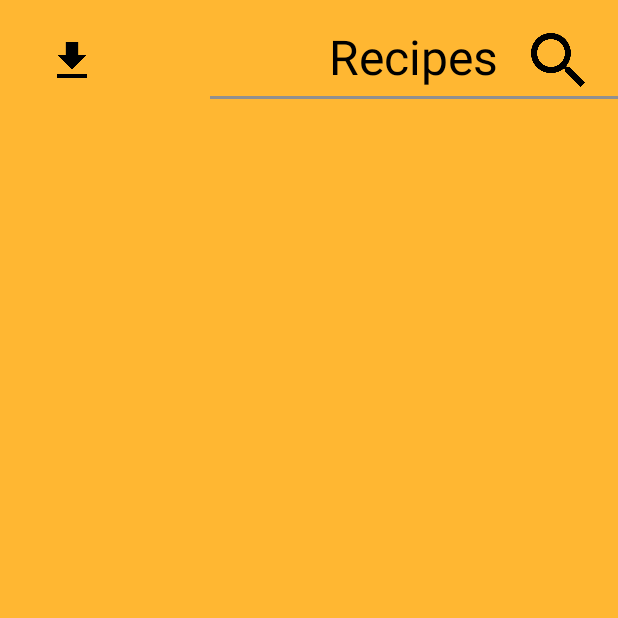
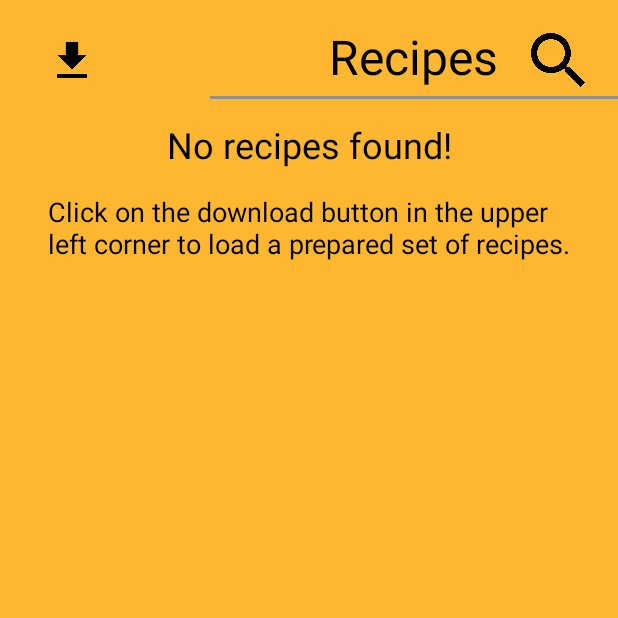
Before and after one commit to Timbogen/Nimax-Cocktails, an Android app: the screen it shows after launch (RecipesActivity), after a tap on "Recipes", on a phone screen of 412 x 824 dp, the top half of it. Run offline under Robolectric (Android 15) with nearby library versions, the phone set to English and light mode, and no system bars.

Commit message:
Recipes Activity -> Added a no recipes notification

```diff
--- a/app/build.gradle
+++ b/app/build.gradle
@@ -5,7 +5,7 @@ android {
     buildToolsVersion "29.0.2"
     defaultConfig {
         applicationId "com.example.nimax_cocktails"
-        minSdkVersion 16
+        minSdkVersion 21
         targetSdkVersion 29
         versionCode 1
         versionName "1.0"
--- a/app/src/main/java/de/nimax/nimax_cocktails/ActivityHelper.java
+++ /dev/null
@@ -1,19 +0,0 @@
-package de.nimax.nimax_cocktails;
-
-import android.app.Activity;
-import android.os.Build;
-
-public class ActivityHelper {
-
-    /**
-     * Method to disable the standard activity transitions
-     * @param activity for which the transitions should be disabled
-     */
-    public static void disableDefaultTransition(Activity activity) {
-        // Deactivate the old transition
-        if (Build.VERSION.SDK_INT >= Build.VERSION_CODES.LOLLIPOP) {
-            activity.getWindow().setEnterTransition(null);
-            activity.getWindow().setExitTransition(null);
-        }
-    }
-}
--- a/app/src/main/java/de/nimax/nimax_cocktails/MenuActivity.java
+++ b/app/src/main/java/de/nimax/nimax_cocktails/MenuActivity.java
@@ -22,7 +22,8 @@ public class MenuActivity extends AppCompatActivity {
         super.onCreate(savedInstanceState);
         setContentView(R.layout.activity_menu);
         // Deactivate the old transition
-        ActivityHelper.disableDefaultTransition(this);
+        getWindow().setEnterTransition(null);
+        getWindow().setExitTransition(null);
     }
 
     /**
--- a/app/src/main/java/de/nimax/nimax_cocktails/StartActivity.java
+++ b/app/src/main/java/de/nimax/nimax_cocktails/StartActivity.java
@@ -5,7 +5,6 @@ import androidx.core.app.ActivityOptionsCompat;
 import androidx.core.util.Pair;
 
 import android.content.Intent;
-import android.os.Build;
 import android.os.Bundle;
 import android.os.Handler;
 import android.view.View;
@@ -25,7 +24,8 @@ public class StartActivity extends AppCompatActivity {
         super.onCreate(savedInstanceState);
         setContentView(R.layout.activity_start);
         // Deactivate the old transition
-        ActivityHelper.disableDefaultTransition(this);
+        getWindow().setEnterTransition(null);
+        getWindow().setExitTransition(null);
         loadRecipes();
         // Show the menu
         Handler handler = new Handler();
--- a/app/src/main/java/de/nimax/nimax_cocktails/drinkers/DrinkersActivity.java
+++ b/app/src/main/java/de/nimax/nimax_cocktails/drinkers/DrinkersActivity.java
@@ -8,7 +8,6 @@ import android.content.Intent;
 import android.os.Bundle;
 import android.view.View;
 
-import de.nimax.nimax_cocktails.ActivityHelper;
 import de.nimax.nimax_cocktails.MenuActivity;
 import com.nimax.nimax_cocktails.R;
 
@@ -19,7 +18,8 @@ public class DrinkersActivity extends AppCompatActivity {
         super.onCreate(savedInstanceState);
         setContentView(R.layout.activity_drinkers);
         // Deactivate the old transition
-        ActivityHelper.disableDefaultTransition(this);
+        getWindow().setEnterTransition(null);
+        getWindow().setExitTransition(null);
     }
 
     /**
--- a/app/src/main/java/de/nimax/nimax_cocktails/mixing/MixingActivity.java
+++ b/app/src/main/java/de/nimax/nimax_cocktails/mixing/MixingActivity.java
@@ -17,7 +17,6 @@ import android.widget.TableLayout;
 import android.widget.TableRow;
 import android.widget.TextView;
 
-import de.nimax.nimax_cocktails.ActivityHelper;
 import de.nimax.nimax_cocktails.MenuActivity;
 import de.nimax.nimax_cocktails.mixing.models.Drinks;
 import de.nimax.nimax_cocktails.mixing.models.Mix;
@@ -49,7 +48,8 @@ public class MixingActivity extends AppCompatActivity {
         super.onCreate(savedInstanceState);
         setContentView(R.layout.activity_mixing);
         // Deactivate the old transition
-        ActivityHelper.disableDefaultTransition(this);
+        getWindow().setEnterTransition(null);
+        getWindow().setExitTransition(null);
         setupCarousel();
         setupSelection();
     }
--- a/app/src/main/java/de/nimax/nimax_cocktails/recipes/RecipesActivity.java
+++ b/app/src/main/java/de/nimax/nimax_cocktails/recipes/RecipesActivity.java
@@ -8,9 +8,9 @@ import android.content.Intent;
 import android.os.Bundle;
 import android.view.View;
 import android.widget.ListView;
+import android.widget.TextView;
 import android.widget.Toast;
 
-import de.nimax.nimax_cocktails.ActivityHelper;
 import de.nimax.nimax_cocktails.MenuActivity;
 import de.nimax.nimax_cocktails.mixing.models.Bar;
 
@@ -28,7 +28,8 @@ public class RecipesActivity extends AppCompatActivity {
         super.onCreate(savedInstanceState);
         setContentView(R.layout.activity_recipes);
         // Deactivate the old transition
-        ActivityHelper.disableDefaultTransition(this);
+        getWindow().setEnterTransition(null);
+        getWindow().setExitTransition(null);
         setupList();
     }
 
@@ -60,6 +61,8 @@ public class RecipesActivity extends AppCompatActivity {
         Bar.loadMixes(getResources().openRawResource(R.raw.recipes));
         // Save the recipes
         Bar.saveMixes();
+        // If list wasn't setup yet do it now
+        if (adapter == null) setupList();
         // Let the adapter reload
         adapter.notifyDataSetChanged();
         // Show toast
@@ -71,10 +74,17 @@ public class RecipesActivity extends AppCompatActivity {
      * Method to setup the list
      */
     private void setupList() {
-        // Setup the adapter
-        adapter = new RecipesAdapter(this, Bar.mixes);
-        // Get the list view
-        ListView list = findViewById(R.id.recipes_list);
-        list.setAdapter(adapter);
+        if (Bar.mixes.size() > 0) {
+            // Hide the text fields
+            TextView noRecipes = findViewById(R.id.recipes_no_recipes);
+            TextView noRecipesInfo = findViewById(R.id.recipes_no_recipes_info);
+            noRecipes.setVisibility(TextView.GONE);
+            noRecipesInfo.setVisibility(TextView.GONE);
+            // Setup the adapter
+            adapter = new RecipesAdapter(this, Bar.mixes);
+            // Get the list view
+            ListView list = findViewById(R.id.recipes_list);
+            list.setAdapter(adapter);
+        }
     }
 }
--- a/app/src/main/java/de/nimax/nimax_cocktails/settings/SettingsActivity.java
+++ b/app/src/main/java/de/nimax/nimax_cocktails/settings/SettingsActivity.java
@@ -8,7 +8,6 @@ import android.content.Intent;
 import android.os.Bundle;
 import android.view.View;
 
-import de.nimax.nimax_cocktails.ActivityHelper;
 import de.nimax.nimax_cocktails.MenuActivity;
 import com.nimax.nimax_cocktails.R;
 
@@ -19,7 +18,8 @@ public class SettingsActivity extends AppCompatActivity {
         super.onCreate(savedInstanceState);
         setContentView(R.layout.activity_settings);
         // Deactivate the old transition
-        ActivityHelper.disableDefaultTransition(this);
+        getWindow().setEnterTransition(null);
+        getWindow().setExitTransition(null);
     }
 
     /**
--- a/app/src/main/res/layout/activity_drinkers.xml
+++ b/app/src/main/res/layout/activity_drinkers.xml
@@ -16,7 +16,6 @@
         <View
             android:layout_width="match_parent"
             android:layout_height="2dp"
-            android:layout_marginLeft="140dp"
             android:layout_marginTop="64dp"
             app:layout_constraintTop_toTopOf="parent"
             app:layout_constraintRight_toRightOf="parent"
--- a/app/src/main/res/layout/activity_menu.xml
+++ b/app/src/main/res/layout/activity_menu.xml
@@ -13,10 +13,8 @@
         android:transitionName="@string/transition_start_logo"
         android:layout_width="match_parent"
         android:layout_height="0dp"
-        android:layout_weight="1"
         android:contentDescription="@string/menu_title"
         android:src="@drawable/logo"
-        android:gravity="center"
         android:textSize="48sp"
         android:layout_margin="32dp"
         app:layout_constraintLeft_toLeftOf="parent"
--- a/app/src/main/res/layout/activity_recipe_edit.xml
+++ b/app/src/main/res/layout/activity_recipe_edit.xml
@@ -1,6 +1,5 @@
 <?xml version="1.0" encoding="utf-8"?>
 <androidx.constraintlayout.widget.ConstraintLayout xmlns:android="http://schemas.android.com/apk/res/android"
-    xmlns:app="http://schemas.android.com/apk/res-auto"
     xmlns:tools="http://schemas.android.com/tools"
     android:layout_width="match_parent"
     android:layout_height="match_parent"
--- a/app/src/main/res/layout/activity_recipes.xml
+++ b/app/src/main/res/layout/activity_recipes.xml
@@ -19,11 +19,11 @@
             android:id="@+id/recipes_load"
             android:layout_width="32dp"
             android:layout_height="48dp"
-            android:layout_marginLeft="32dp"
             android:layout_marginTop="16dp"
             android:contentDescription="@string/image_mixing"
             android:onClick="loadRecipes"
             android:src="@drawable/recipes_button_download"
+            android:layout_marginStart="32dp"
             app:layout_constraintLeft_toLeftOf="parent"
             app:layout_constraintTop_toTopOf="parent"
             app:layout_constraintVertical_chainStyle="packed" />
@@ -32,10 +32,33 @@
             android:layout_width="match_parent"
             android:layout_height="2dp"
             android:layout_marginStart="140dp"
-            android:layout_marginLeft="140dp"
             android:background="@color/grey"
             app:layout_constraintTop_toBottomOf="@id/recipes_load"
             app:layout_constraintRight_toRightOf="parent"/>
+
+        <TextView
+            android:id="@+id/recipes_no_recipes"
+            android:layout_width="wrap_content"
+            android:layout_height="wrap_content"
+            android:layout_marginTop="16dp"
+            android:textSize="24sp"
+            android:text="@string/recipes_no_recipes"
+            app:layout_constraintLeft_toLeftOf="parent"
+            app:layout_constraintRight_toRightOf="parent"
+            app:layout_constraintTop_toBottomOf="@id/recipes_load"/>
+
+        <TextView
+            android:id="@+id/recipes_no_recipes_info"
+            android:layout_width="0dp"
+            android:layout_height="wrap_content"
+            android:layout_marginTop="16dp"
+            android:layout_marginStart="32dp"
+            android:layout_marginEnd="32dp"
+            android:textSize="18sp"
+            android:text="@string/recipes_no_recipes_info"
+            app:layout_constraintLeft_toLeftOf="parent"
+            app:layout_constraintRight_toRightOf="parent"
+            app:layout_constraintTop_toBottomOf="@id/recipes_no_recipes" />
 
         <ListView
             android:id="@+id/recipes_list"
--- a/app/src/main/res/layout/activity_settings.xml
+++ b/app/src/main/res/layout/activity_settings.xml
@@ -16,7 +16,6 @@
         <View
             android:layout_width="match_parent"
             android:layout_height="2dp"
-            android:layout_marginLeft="140dp"
             android:layout_marginTop="64dp"
             app:layout_constraintTop_toTopOf="parent"
             app:layout_constraintRight_toRightOf="parent"
--- a/app/src/main/res/layout/adapter_recipes_list.xml
+++ b/app/src/main/res/layout/adapter_recipes_list.xml
@@ -11,7 +11,7 @@
         android:layout_height="44dp"
         android:layout_marginTop="8dp"
         android:layout_marginBottom="8dp"
-        android:layout_marginLeft="32dp"
+        android:layout_marginStart="32dp"
         app:layout_constraintTop_toTopOf="parent"
         app:layout_constraintLeft_toLeftOf="parent"
         android:src="@drawable/menu_button_mixing"
@@ -24,7 +24,7 @@
         app:layout_constraintLeft_toRightOf="@id/list_image"
         android:layout_marginTop="8dp"
         android:layout_marginBottom="8dp"
-        android:layout_marginLeft="24dp"
+        android:layout_marginStart="24dp"
         android:textSize="18sp"
         android:layout_width="wrap_content"
         android:layout_height="wrap_content"/>
@@ -34,7 +34,7 @@
         app:layout_constraintTop_toBottomOf="@id/list_name"
         app:layout_constraintLeft_toRightOf="@id/list_image"
         android:layout_marginTop="4dp"
-        android:layout_marginLeft="24dp"
+        android:layout_marginStart="24dp"
         android:textSize="12sp"
         android:layout_width="wrap_content"
         android:layout_height="wrap_content" />
--- a/app/src/main/res/values-v21/styles.xml
+++ /dev/null
@@ -1,27 +0,0 @@
-<?xml version="1.0" encoding="utf-8"?>
-<resources>
-
-    <style name="AppTheme" parent="Theme.AppCompat.Light.NoActionBar">
-
-        <!-- Colors -->
-        <item name="colorPrimary">@color/colorPrimary</item>
-        <item name="colorPrimaryDark">@color/colorPrimaryDark</item>
-        <item name="colorAccent">@color/colorAccent</item>
-
-        <!-- Enable window content transitions -->
-        <item name="android:windowContentTransitions">true</item>
-
-        <item name="android:editTextStyle">@style/et</item>
-        <item name="android:textViewStyle">@style/textView</item>
-
-    </style>
-
-    <style name="et" parent="@android:style/Widget.EditText">
-        <item name="android:textColor">@color/grey</item>
-    </style>
-
-    <style name="textView" parent="@android:style/Widget.TextView">
-        <item name="android:textColor">@color/black</item>
-    </style>
-
-</resources>
--- a/app/src/main/res/values/strings.xml
+++ b/app/src/main/res/values/strings.xml
@@ -37,6 +37,8 @@
     <string name="recipes_delete"> Delete </string>
     <string name="recipes_load"> Load </string>
     <string name="recipes_recipe"> Recipe </string>
+    <string name="recipes_no_recipes"> No recipes found! </string>
+    <string name="recipes_no_recipes_info"> Click on the download button in the upper left corner to load a prepared set of recipes. </string>
 
     <!-- Notifications -->
     <string name="recipes_recipes_load"> A pre-made set of recipes was loaded! </string>
--- a/app/src/main/res/values/styles.xml
+++ b/app/src/main/res/values/styles.xml
@@ -1,6 +1,6 @@
+<?xml version="1.0" encoding="utf-8"?>
 <resources>
 
-    <!-- Base application theme. -->
     <style name="AppTheme" parent="Theme.AppCompat.Light.NoActionBar">
 
         <!-- Colors -->
@@ -8,12 +8,15 @@
         <item name="colorPrimaryDark">@color/colorPrimaryDark</item>
         <item name="colorAccent">@color/colorAccent</item>
 
-        <item name="android:editTextStyle">@style/editText</item>
+        <!-- Enable window content transitions -->
+        <item name="android:windowContentTransitions">true</item>
+
+        <item name="android:editTextStyle">@style/et</item>
         <item name="android:textViewStyle">@style/textView</item>
 
     </style>
 
-    <style name="editText" parent="@android:style/Widget.EditText">
+    <style name="et" parent="@android:style/Widget.EditText">
         <item name="android:textColor">@color/grey</item>
     </style>
 
```
Also changed, not shown: app/src/main/res/layout/activity_mixing.xml (+1 -14 lines), app/src/main/res/layout/adapter_drinks_carousel.xml (+5 -10 lines).
